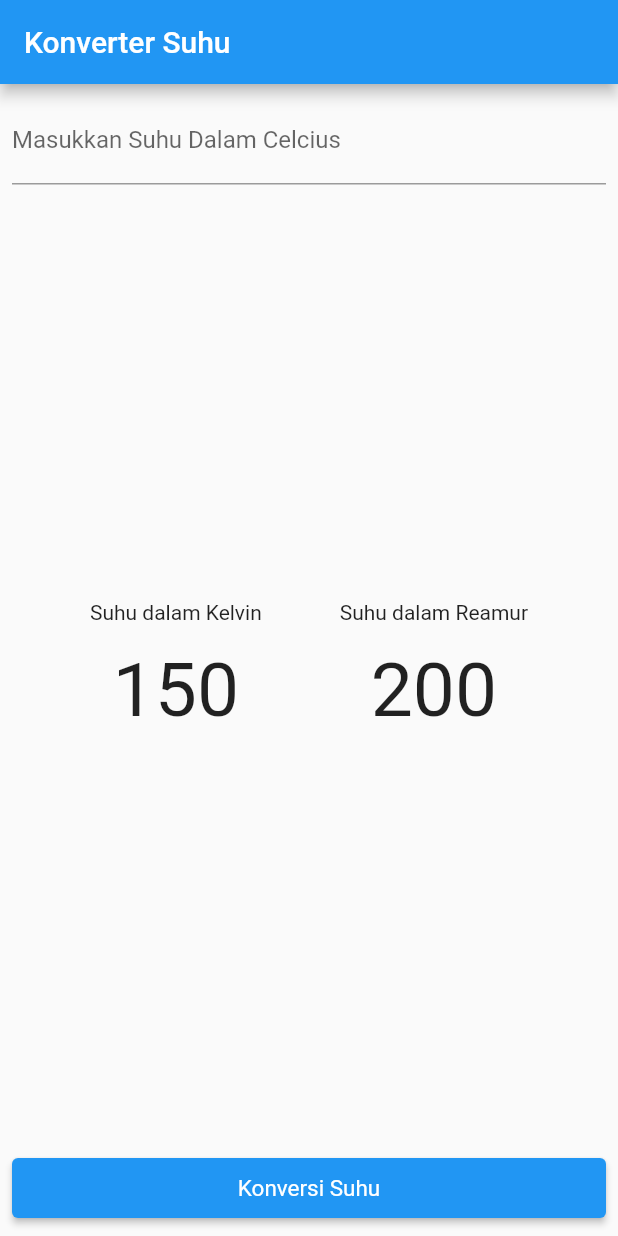
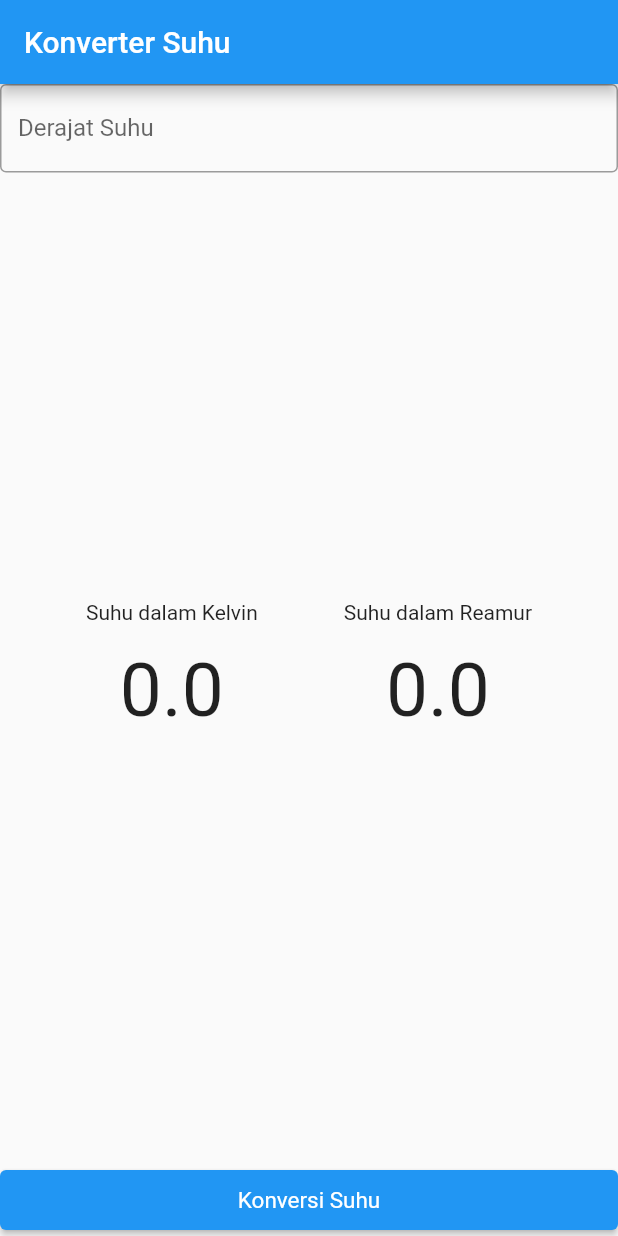
Before and after one commit to dewanggaptr/learn-flutter, a Flutter app: the screen it shows after launch, after a tap on "Konversi Suhu", on a phone screen of 412 x 824 dp. Run offline on Flutter 3.47's test engine with Material 2 defaults, Android fonts, the phone set to English and light mode, and no system bars.

Commit message:
konversi_suhu_finished

```diff
--- a/konversi_suhu_flutter/lib/main.dart
+++ b/konversi_suhu_flutter/lib/main.dart
@@ -1,11 +1,36 @@
 import 'package:flutter/material.dart';
-import 'package:flutter/services.dart';
+import 'package:konversi_suhu_flutter/widgets/convert.dart';
+import 'package:konversi_suhu_flutter/widgets/input.dart';
+import 'package:konversi_suhu_flutter/widgets/result.dart';
 
 void main() {
   runApp(MyApp());
 }
 
-class MyApp extends StatelessWidget {
+class MyApp extends StatefulWidget {
+  const MyApp({super.key});
+
+  @override
+  State<MyApp> createState() => _MyAppState();
+}
+
+class _MyAppState extends State<MyApp> {
+  //var changes
+  TextEditingController etInput = TextEditingController();
+
+  double inputUser = 0;
+  double kelvin = 0;
+  double reamur = 0;
+
+  @override
+  void konversiSuhu() {
+    setState(() {
+      inputUser = double.parse(etInput.text);
+      kelvin = inputUser + 273;
+      reamur = inputUser * (4 / 5);
+    });
+  }
+
   // This widget is the root of your application.
   @override
   Widget build(BuildContext context) {
@@ -20,58 +45,14 @@ class MyApp extends StatelessWidget {
           title: Text("Konverter Suhu"),
         ),
         body: Container(
-          margin: EdgeInsets.all(8),
-          child: Column(
-            mainAxisAlignment: MainAxisAlignment.spaceBetween,
-            children: [
-              TextFormField(
-                decoration:
-                    InputDecoration(labelText: 'Masukkan Suhu Dalam Celcius'),
-                keyboardType: TextInputType.number,
-                inputFormatters: <TextInputFormatter>[
-                  FilteringTextInputFormatter.digitsOnly
-                ],
-              ),
-              Row(
-                mainAxisAlignment: MainAxisAlignment.spaceEvenly,
-                children: [
-                  Column(
-                    children: [
-                      const Text('Suhu dalam Kelvin'),
-                      SizedBox(height: 15),
-                      const Text(
-                        '150',
-                        style: TextStyle(fontSize: 50),
-                      )
-                    ],
-                  ),
-                  Column(
-                    children: [
-                      Text('Suhu dalam Reamur'),
-                      SizedBox(height: 15),
-                      Text(
-                        '200',
-                        style: TextStyle(fontSize: 50),
-                      )
-                    ],
-                  ),
-                ],
-              ),
-              ElevatedButton(
-                child: Text('Konversi Suhu'),
-                style: ElevatedButton.styleFrom(
-                  minimumSize: Size.fromHeight(40),
-                  primary: Colors.blue,
-                  textStyle: const TextStyle(
-                      color: Colors.white,
-                      fontSize: 15,
-                      fontStyle: FontStyle.normal),
-                ),
-                onPressed: () {},
-              ),
-            ],
-          ),
-        ),
+            child: Column(
+          mainAxisAlignment: MainAxisAlignment.spaceBetween,
+          children: [
+            Input(etInput: etInput),
+            Result(kelvin: kelvin, reamur: reamur),
+            Convert(konversiSuhu: konversiSuhu)
+          ],
+        )),
       ),
     );
   }
--- /dev/null
+++ b/konversi_suhu_flutter/lib/widgets/convert.dart
@@ -0,0 +1,22 @@
+import 'package:flutter/material.dart';
+
+class Convert extends StatelessWidget {
+  final Function konversiSuhu;
+  const Convert({Key? key, required this.konversiSuhu}) : super(key: key);
+
+  @override
+  Widget build(BuildContext context) {
+    return ElevatedButton(
+      child: Text('Konversi Suhu'),
+      style: ElevatedButton.styleFrom(
+        minimumSize: Size.fromHeight(40),
+        primary: Colors.blue,
+        textStyle: const TextStyle(
+            color: Colors.white, fontSize: 15, fontStyle: FontStyle.normal),
+      ),
+      onPressed: () {
+        konversiSuhu();
+      },
+    );
+  }
+}
--- /dev/null
+++ b/konversi_suhu_flutter/lib/widgets/input.dart
@@ -0,0 +1,26 @@
+import 'package:flutter/material.dart';
+import 'package:flutter/services.dart';
+
+class Input extends StatelessWidget {
+  const Input({
+    Key? key,
+    required this.etInput,
+  }) : super(key: key);
+
+  final TextEditingController etInput;
+
+  @override
+  Widget build(BuildContext context) {
+    return TextFormField(
+      decoration: InputDecoration(
+          hintText: 'Masukkan Suhu Dalam Celcius',
+          labelText: 'Derajat Suhu',
+          border: OutlineInputBorder()),
+      controller: etInput,
+      keyboardType: TextInputType.number,
+      inputFormatters: <TextInputFormatter>[
+        FilteringTextInputFormatter.digitsOnly
+      ],
+    );
+  }
+}
--- /dev/null
+++ b/konversi_suhu_flutter/lib/widgets/result.dart
@@ -0,0 +1,40 @@
+import 'package:flutter/material.dart';
+
+class Result extends StatelessWidget {
+  const Result({
+    Key? key,
+    required this.kelvin,
+    required this.reamur,
+  }) : super(key: key);
+
+  final double kelvin;
+  final double reamur;
+
+  @override
+  Widget build(BuildContext context) {
+    return Container(
+      child: Row(
+        mainAxisAlignment: MainAxisAlignment.spaceEvenly,
+        children: [
+          Column(
+            children: [
+              const Text('Suhu dalam Kelvin'),
+              SizedBox(height: 15),
+              Text('$kelvin', style: TextStyle(fontSize: 50))
+            ],
+          ),
+          Column(
+            children: [
+              Text('Suhu dalam Reamur'),
+              SizedBox(height: 15),
+              Text(
+                '$reamur',
+                style: TextStyle(fontSize: 50),
+              )
+            ],
+          ),
+        ],
+      ),
+    );
+  }
+}
```
Also changed, not shown: konversi_suhu_flutter/images/ss.png, konversi_suhu_flutter/images/ss1.png (added), 1 other file.
